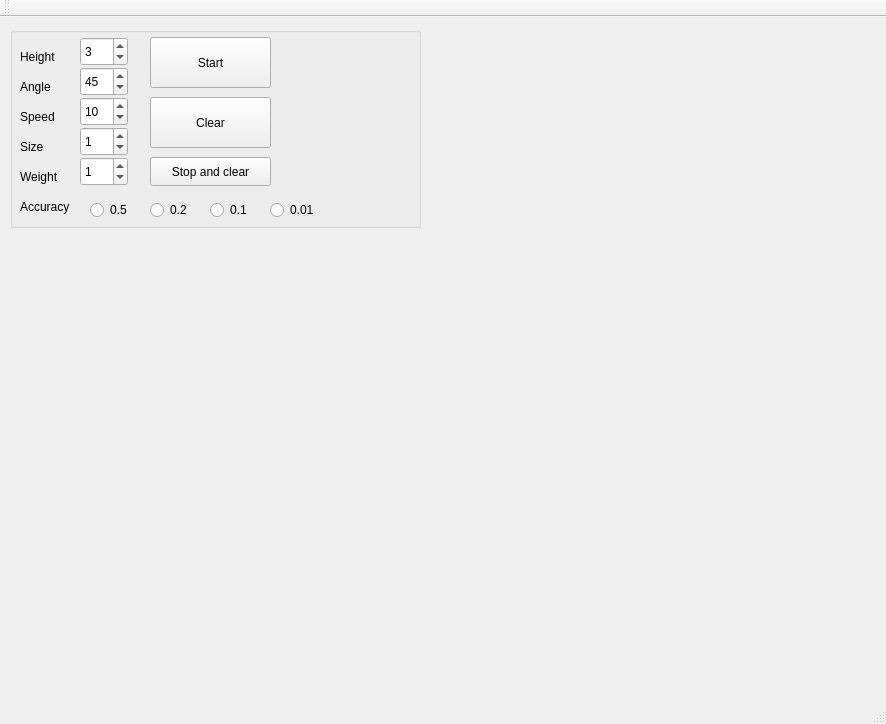
Old version of the form mainwindow.ui in the repository UlyanaAt/QtWindowApp.
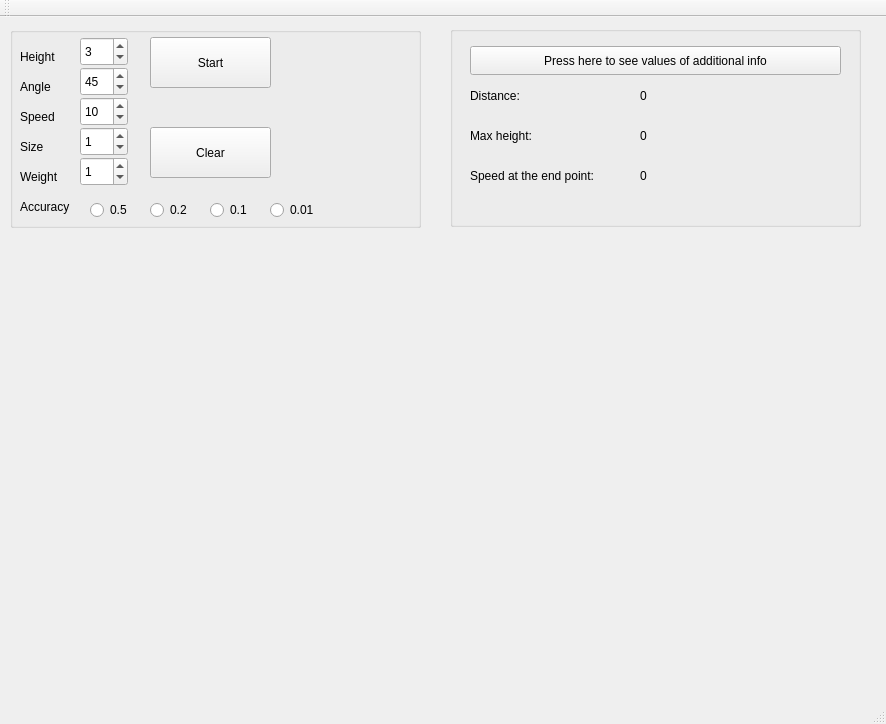
New version of the form. Custom widgets are drawn as their Qt base class.

Commit message: feat: add clear function

Patch:
```diff
--- a/mainwindow.ui
+++ b/mainwindow.ui
@@ -241,7 +241,7 @@
      <property name="geometry">
       <rect>
        <x>140</x>
-       <y>70</y>
+       <y>100</y>
        <width>121</width>
        <height>51</height>
       </rect>
@@ -250,19 +250,6 @@
       <string>Clear</string>
      </property>
     </widget>
-    <widget class="QPushButton" name="pushButton_3">
-     <property name="geometry">
-      <rect>
-       <x>140</x>
-       <y>130</y>
-       <width>121</width>
-       <height>29</height>
-      </rect>
-     </property>
-     <property name="text">
-      <string>Stop and clear</string>
-     </property>
-    </widget>
    </widget>
    <widget class="QCustomPlot" name="graph" native="true">
     <property name="geometry">
@@ -274,6 +261,116 @@
      </rect>
     </property>
    </widget>
+   <widget class="QGroupBox" name="groupBox_2">
+    <property name="enabled">
+     <bool>true</bool>
+    </property>
+    <property name="geometry">
+     <rect>
+      <x>450</x>
+      <y>9</y>
+      <width>411</width>
+      <height>201</height>
+     </rect>
+    </property>
+    <property name="title">
+     <string/>
+    </property>
+    <property name="checkable">
+     <bool>false</bool>
+    </property>
+    <widget class="QLabel" name="label_8">
+     <property name="geometry">
+      <rect>
+       <x>20</x>
+       <y>60</y>
+       <width>63</width>
+       <height>20</height>
+      </rect>
+     </property>
+     <property name="text">
+      <string>Distance:</string>
+     </property>
+    </widget>
+    <widget class="QLabel" name="label_9">
+     <property name="geometry">
+      <rect>
+       <x>20</x>
+       <y>100</y>
+       <width>91</width>
+       <height>20</height>
+      </rect>
+     </property>
+     <property name="text">
+      <string>Max height:</string>
+     </property>
+    </widget>
+    <widget class="QLabel" name="label_10">
+     <property name="geometry">
+      <rect>
+       <x>20</x>
+       <y>140</y>
+       <width>171</width>
+       <height>20</height>
+      </rect>
+     </property>
+     <property name="text">
+      <string>Speed at the end point:</string>
+     </property>
+    </widget>
+    <widget class="QLabel" name="label_11">
+     <property name="geometry">
+      <rect>
+       <x>190</x>
+       <y>60</y>
+       <width>63</width>
+       <height>20</height>
+      </rect>
+     </property>
+     <property name="text">
+      <string>0</string>
+     </property>
+    </widget>
+    <widget class="QLabel" name="label_12">
+     <property name="geometry">
+      <rect>
+       <x>190</x>
+       <y>100</y>
+       <width>63</width>
+       <height>20</height>
+      </rect>
+     </property>
+     <property name="text">
+      <string>0</string>
+     </property>
+    </widget>
+    <widget class="QLabel" name="label_13">
+     <property name="geometry">
+      <rect>
+       <x>190</x>
+       <y>140</y>
+       <width>63</width>
+       <height>20</height>
+      </rect>
+     </property>
+     <property name="text">
+      <string>0</string>
+     </property>
+    </widget>
+    <widget class="QPushButton" name="pushButton">
+     <property name="geometry">
+      <rect>
+       <x>20</x>
+       <y>20</y>
+       <width>371</width>
+       <height>29</height>
+      </rect>
+     </property>
+     <property name="text">
+      <string>Press here to see values of additional info</string>
+     </property>
+    </widget>
+   </widget>
   </widget>
   <widget class="QStatusBar" name="statusbar"/>
   <widget class="QToolBar" name="toolBar">
```
The commit also changes 2 other files.
